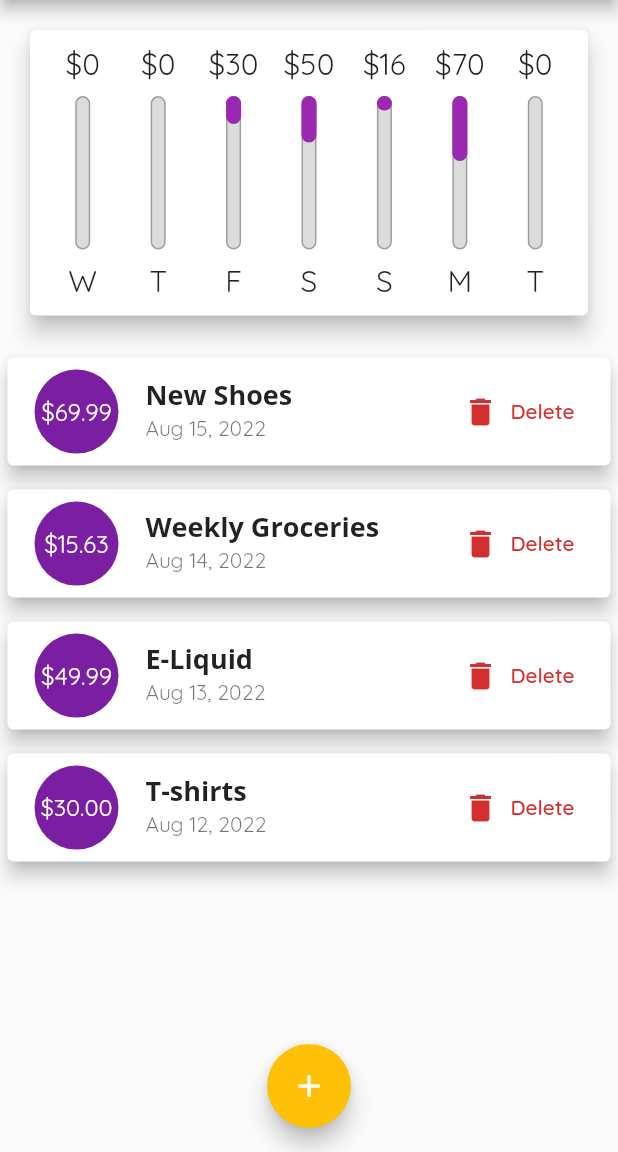
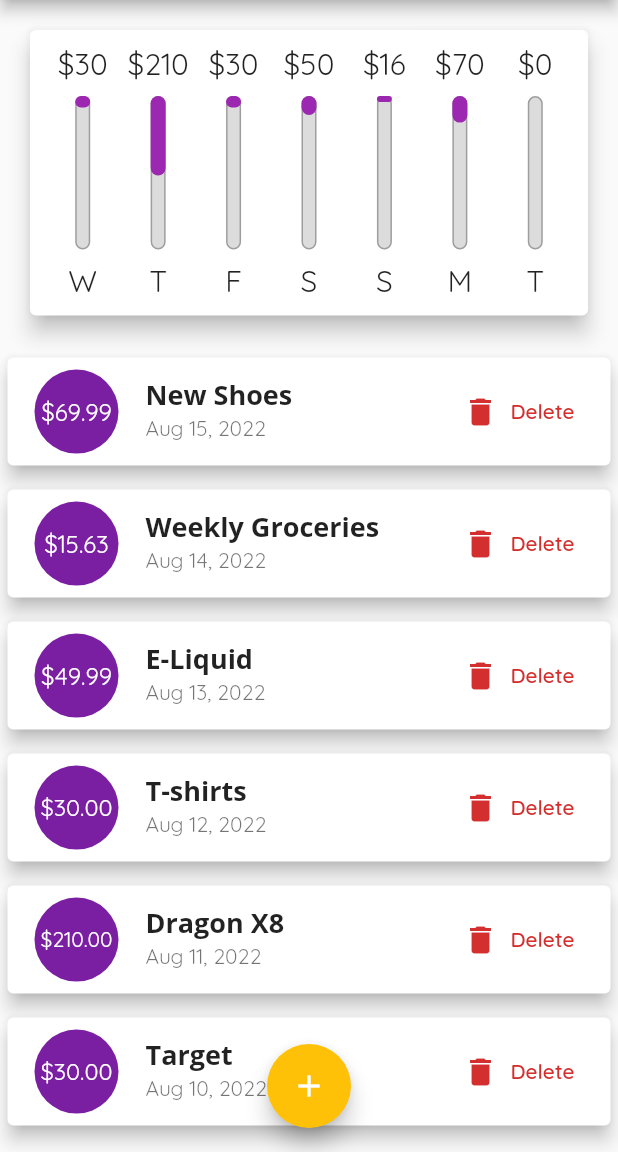
Before and after one commit to annoyingmouse/learning-flutter, a Flutter app: the screen it shows after launch, on a phone screen of 412 x 824 dp, the part 84-1236 px from its top. Run offline on Flutter 3.47's test engine with Material 2 defaults, Android fonts, the light colour scheme and no system bars; Roboto replaces fonts that are missing (Opensans).

Commit message:
Lots more changes

```diff
--- a/real_apps_01/lib/main.dart
+++ b/real_apps_01/lib/main.dart
@@ -85,11 +85,27 @@ class _MyHomePageState extends State<MyHomePage> {
       ),
     ),
     Transaction(
-      id: 't3',
+      id: 't4',
       title: 'T-shirts',
       amount: 30,
       date: DateTime.now().subtract(
         Duration(days: 4),
+      ),
+    ),
+    Transaction(
+      id: 't5',
+      title: 'Dragon X8',
+      amount: 210,
+      date: DateTime.now().subtract(
+        Duration(days: 5),
+      ),
+    ),
+    Transaction(
+      id: 't6',
+      title: 'Target',
+      amount: 30,
+      date: DateTime.now().subtract(
+        Duration(days: 6),
       ),
     ),
   ];
@@ -136,40 +152,91 @@ class _MyHomePageState extends State<MyHomePage> {
     );
   }
 
-  @override
-  Widget build(BuildContext context) {
-    final mediaQuery = MediaQuery.of(context);
-    final _isLandscape = mediaQuery.orientation == Orientation.landscape;
-    final dynamic appBar = Platform.isIOS
+  List<Widget> _buildLandscapeContent(
+      MediaQueryData mediaQuery, AppBar appBar, Widget txListWidget) {
+    return [
+      Row(mainAxisAlignment: MainAxisAlignment.center, children: <Widget>[
+        Text(
+          'Show Chart',
+          style: Theme.of(context).textTheme.titleLarge,
+        ),
+        Switch.adaptive(
+          activeColor: Theme.of(context).colorScheme.primary,
+          value: _showChart,
+          onChanged: (val) {
+            setState(() {
+              _showChart = val;
+            });
+          },
+        )
+      ]),
+      _showChart
+          ? Container(
+              height: (mediaQuery.size.height -
+                      appBar.preferredSize.height -
+                      mediaQuery.padding.top) *
+                  0.7,
+              child: Chart(_recentTransactions),
+            )
+          : txListWidget,
+    ];
+  }
+
+  List<Widget> _buildPortraitContent(
+      MediaQueryData mediaQuery, AppBar appBar, Widget txListWidget) {
+    return [
+      Container(
+        height: (mediaQuery.size.height -
+                appBar.preferredSize.height -
+                mediaQuery.padding.top) *
+            0.3,
+        child: Chart(_recentTransactions),
+      ),
+      txListWidget
+    ];
+  }
+
+  Widget _buildAppBar() {
+    return Platform.isIOS
         ? CupertinoNavigationBar(
-            middle: Text(
+            middle: const Text(
               'Personal Expenses',
             ),
             trailing: Row(
               mainAxisSize: MainAxisSize.min,
               children: <Widget>[
                 GestureDetector(
-                  child: Icon(CupertinoIcons.add),
+                  child: const Icon(
+                    CupertinoIcons.add,
+                  ),
                   onTap: () => _startAddNewTransaction(context),
                 ),
               ],
             ),
           )
         : AppBar(
-            title: Text(
+            title: const Text(
               'Personal Expenses',
             ),
             actions: <Widget>[
               IconButton(
                 alignment: Alignment.center,
                 onPressed: () => _startAddNewTransaction(context),
-                icon: Icon(
+                icon: const Icon(
                   Icons.add,
                 ),
                 color: Colors.white,
               )
             ],
           );
+  }
+
+  @override
+  Widget build(BuildContext context) {
+    print('Build within MyHomePage');
+    final mediaQuery = MediaQuery.of(context);
+    final _isLandscape = mediaQuery.orientation == Orientation.landscape;
+    final dynamic appBar = _buildAppBar();
     final txListWidget = Container(
       height: (mediaQuery.size.height -
               appBar.preferredSize.height -
@@ -183,42 +250,17 @@ class _MyHomePageState extends State<MyHomePage> {
           crossAxisAlignment: CrossAxisAlignment.stretch,
           children: <Widget>[
             if (_isLandscape)
-              Row(
-                  mainAxisAlignment: MainAxisAlignment.center,
-                  children: <Widget>[
-                    Text(
-                      'Show Chart',
-                      style: Theme.of(context).textTheme.titleLarge,
-                    ),
-                    Switch.adaptive(
-                      activeColor: Theme.of(context).colorScheme.primary,
-                      value: _showChart,
-                      onChanged: (val) {
-                        setState(() {
-                          _showChart = val;
-                        });
-                      },
-                    )
-                  ]),
+              ..._buildLandscapeContent(
+                mediaQuery,
+                appBar,
+                txListWidget,
+              ),
             if (!_isLandscape)
-              Container(
-                height: (mediaQuery.size.height -
-                        appBar.preferredSize.height -
-                        mediaQuery.padding.top) *
-                    0.3,
-                child: Chart(_recentTransactions),
+              ..._buildPortraitContent(
+                mediaQuery,
+                appBar,
+                txListWidget,
               ),
-            if (!_isLandscape) txListWidget,
-            if (_isLandscape)
-              _showChart
-                  ? Container(
-                      height: (mediaQuery.size.height -
-                              appBar.preferredSize.height -
-                              mediaQuery.padding.top) *
-                          0.7,
-                      child: Chart(_recentTransactions),
-                    )
-                  : txListWidget,
           ],
         ),
       ),
@@ -233,14 +275,12 @@ class _MyHomePageState extends State<MyHomePage> {
             body: pageBody,
             floatingActionButtonLocation:
                 FloatingActionButtonLocation.centerFloat,
-            floatingActionButton: Platform.isIOS
-                ? Container()
-                : FloatingActionButton(
-                    child: Icon(
-                      Icons.add,
-                    ),
-                    onPressed: () => _startAddNewTransaction(context),
-                  ),
+            floatingActionButton: FloatingActionButton(
+              child: Icon(
+                Icons.add,
+              ),
+              onPressed: () => _startAddNewTransaction(context),
+            ),
           );
   }
 }
--- a/real_apps_01/lib/widgets/adaptive_flat_button.dart
+++ b/real_apps_01/lib/widgets/adaptive_flat_button.dart
@@ -7,7 +7,7 @@ class AdaptiveFlatButton extends StatelessWidget {
   final String text;
   final Function()? handler;
 
-  AdaptiveFlatButton(this.text, this.handler);
+  const AdaptiveFlatButton(this.text, this.handler);
 
   @override
   Widget build(BuildContext context) {
@@ -15,7 +15,7 @@ class AdaptiveFlatButton extends StatelessWidget {
         ? CupertinoButton(
             child: Text(
               text,
-              style: TextStyle(fontWeight: FontWeight.bold),
+              style: const TextStyle(fontWeight: FontWeight.bold),
             ),
             onPressed: handler,
           )
@@ -23,7 +23,7 @@ class AdaptiveFlatButton extends StatelessWidget {
             onPressed: handler,
             child: Text(
               text,
-              style: TextStyle(fontWeight: FontWeight.bold),
+              style: const TextStyle(fontWeight: FontWeight.bold),
             ),
             style: TextButton.styleFrom(primary: Colors.purple),
           );
--- a/real_apps_01/lib/widgets/chart.dart
+++ b/real_apps_01/lib/widgets/chart.dart
@@ -6,7 +6,9 @@ import 'package:intl/intl.dart';
 class Chart extends StatelessWidget {
   final List<Transaction> recentTransactions;
 
-  Chart(this.recentTransactions);
+  Chart(this.recentTransactions) {
+    print('Constructor Chart');
+  }
 
   List<Map<String, Object>> get groupedTransactionValues {
     return List.generate(7, (index) {
@@ -45,22 +47,24 @@ class Chart extends StatelessWidget {
 
   @override
   Widget build(BuildContext context) {
+    print('Build within Chart');
     return Card(
       elevation: 6,
-      margin: EdgeInsets.all(20),
+      margin: const EdgeInsets.all(20),
       child: Padding(
-        padding: EdgeInsets.all(10),
+        padding: const EdgeInsets.all(10),
         child: Row(
           mainAxisAlignment: MainAxisAlignment.spaceAround,
           children: groupedTransactionValues.map((data) {
             return Flexible(
               fit: FlexFit.tight,
               child: ChartBar(
-                  (data['day'] as String),
-                  (data['amount'] as double),
-                  totalSpending == 0.0
-                      ? 0.0
-                      : (data['amount'] as double) / totalSpending),
+                (data['day'] as String),
+                (data['amount'] as double),
+                totalSpending == 0.0
+                    ? 0.0
+                    : (data['amount'] as double) / totalSpending,
+              ),
             );
           }).toList(),
         ),
--- a/real_apps_01/lib/widgets/chart_bar.dart
+++ b/real_apps_01/lib/widgets/chart_bar.dart
@@ -5,10 +5,11 @@ class ChartBar extends StatelessWidget {
   final double spendingAmount;
   final double spendingPctOfTotal;
 
-  ChartBar(this.label, this.spendingAmount, this.spendingPctOfTotal);
+  const ChartBar(this.label, this.spendingAmount, this.spendingPctOfTotal);
 
   @override
   Widget build(BuildContext context) {
+    print('Build within ChartBar');
     return LayoutBuilder(builder: (ctx, constraints) {
       return Column(children: [
         Container(
--- a/real_apps_01/lib/widgets/transaction_list.dart
+++ b/real_apps_01/lib/widgets/transaction_list.dart
@@ -1,5 +1,5 @@
 import 'package:flutter/material.dart';
-import 'package:intl/intl.dart';
+import '../widgets/transaction_list_item.dart';
 import '../models/transaction.dart';
 
 class TransactionList extends StatelessWidget {
@@ -10,6 +10,7 @@ class TransactionList extends StatelessWidget {
 
   @override
   Widget build(BuildContext context) {
+    print('Build within TransactionList');
     return transactions.isEmpty
         ? LayoutBuilder(builder: (context, constraints) {
             return Column(
@@ -18,7 +19,7 @@ class TransactionList extends StatelessWidget {
                   'No transactions added yet!!',
                   style: Theme.of(context).textTheme.headline6,
                 ),
-                SizedBox(
+                const SizedBox(
                   height: 20,
                 ),
                 Container(
@@ -33,104 +34,108 @@ class TransactionList extends StatelessWidget {
           })
         : ListView.builder(
             itemBuilder: (ctx, index) {
-              return Card(
-                margin: EdgeInsets.symmetric(
-                  vertical: 8,
-                  horizontal: 5,
-                ),
-                elevation: 5,
-                child: ListTile(
-                  // leading: Container(
-                  //   height: 60,
-                  //   width: 60,
-                  //   decoration: BoxDecoration(
-                  //     color: Theme.of(context).primaryColor,
-                  //     shape: BoxShape.circle,
-                  //   ),
-                  //   child: Padding(
-                  //     padding: EdgeInsets.all(6),
-                  //     child: FittedBox(
-                  //       child: Text(
-                  //         '\$${transactions[index].amount.toStringAsFixed(2)}',
-                  //       ),
-                  //     ),
-                  //   ),
-                  // ),
-                  leading: CircleAvatar(
-                    radius: 30,
-                    child: Padding(
-                      padding: EdgeInsets.all(6),
-                      child: FittedBox(
-                        child: Text(
-                          '\$${transactions[index].amount.toStringAsFixed(2)}',
-                        ),
-                      ),
-                    ),
-                  ),
-                  title: Text(
-                    transactions[index].title,
-                    style: Theme.of(context).textTheme.headline6,
-                  ),
-                  subtitle: Text(
-                    DateFormat.yMMMd().format(transactions[index].date),
-                  ),
-                  trailing: MediaQuery.of(context).size.width > 400
-                      ? TextButton.icon(
-                          style: TextButton.styleFrom(
-                            primary: Theme.of(context).errorColor,
-                          ),
-                          onPressed: () => deleteTx(transactions[index].id),
-                          icon: Icon(Icons.delete),
-                          label: Text('Delete'),
-                        )
-                      : IconButton(
-                          icon: Icon(Icons.delete),
-                          color: Theme.of(context).errorColor,
-                          onPressed: () => deleteTx(transactions[index].id),
-                        ),
-                ),
+              return TransactionListItem(
+                transactions[index],
+                deleteTx,
               );
               // return Card(
-              //   child: Row(
-              //     children: <Widget>[
-              //       Container(
-              //         margin: EdgeInsets.symmetric(
-              //           vertical: 10,
-              //           horizontal: 15,
-              //         ),
-              //         decoration: BoxDecoration(
-              //           border: Border.all(
-              //             color: Colors.purple,
-              //             width: 2,
+              //   margin: const EdgeInsets.symmetric(
+              //     vertical: 8,
+              //     horizontal: 5,
+              //   ),
+              //   elevation: 5,
+              //   child: ListTile(
+              //     // leading: Container(
+              //     //   height: 60,
+              //     //   width: 60,
+              //     //   decoration: BoxDecoration(
+              //     //     color: Theme.of(context).primaryColor,
+              //     //     shape: BoxShape.circle,
+              //     //   ),
+              //     //   child: Padding(
+              //     //     padding: EdgeInsets.all(6),
+              //     //     child: FittedBox(
+              //     //       child: Text(
+              //     //         '\$${transactions[index].amount.toStringAsFixed(2)}',
+              //     //       ),
+              //     //     ),
+              //     //   ),
+              //     // ),
+              //     leading: CircleAvatar(
+              //       radius: 30,
+              //       child: Padding(
+              //         padding: const EdgeInsets.all(6),
+              //         child: FittedBox(
+              //           child: Text(
+              //             '\$${transactions[index].amount.toStringAsFixed(2)}',
               //           ),
               //         ),
-              //         padding: EdgeInsets.all(10),
-              //         child: Text(
-              //           '\$${transactions[index].amount.toStringAsFixed(2)}',
-              //           style: TextStyle(
-              //               fontWeight: FontWeight.bold,
-              //               fontSize: 20,
-              //               color: Theme.of(context).primaryColor),
-              //         ),
               //       ),
-              //       Column(
-              //         crossAxisAlignment: CrossAxisAlignment.start,
-              //         children: <Widget>[
-              //           Text(
-              //             transactions[index].title,
-              //             style: Theme.of(context).textTheme.headline6,
+              //     ),
+              //     title: Text(
+              //       transactions[index].title,
+              //       style: Theme.of(context).textTheme.headline6,
+              //     ),
+              //     subtitle: Text(
+              //       DateFormat.yMMMd().format(transactions[index].date),
+              //     ),
+              //     trailing: MediaQuery.of(context).size.width > 400
+              //         ? TextButton.icon(
+              //             style: TextButton.styleFrom(
+              //               primary: Theme.of(context).errorColor,
+              //             ),
+              //             onPressed: () => deleteTx(transactions[index].id),
+              //             icon: const Icon(Icons.delete),
+              //             label: const Text('Delete'),
+              //           )
+              //         : IconButton(
+              //             icon: const Icon(Icons.delete),
+              //             color: Theme.of(context).errorColor,
+              //             onPressed: () => deleteTx(transactions[index].id),
               //           ),
-              //           Text(
-              //             DateFormat.yMMMd().format(transactions[index].date),
-              //             style: TextStyle(
-              //               color: Colors.grey,
-              //             ),
-              //           )
-              //         ],
-              //       )
-              //     ],
               //   ),
               // );
+              // // return Card(
+              // //   child: Row(
+              // //     children: <Widget>[
+              // //       Container(
+              // //         margin: EdgeInsets.symmetric(
+              // //           vertical: 10,
+              // //           horizontal: 15,
+              // //         ),
+              // //         decoration: BoxDecoration(
+              // //           border: Border.all(
+              // //             color: Colors.purple,
+              // //             width: 2,
+              // //           ),
+              // //         ),
+              // //         padding: EdgeInsets.all(10),
+              // //         child: Text(
+              // //           '\$${transactions[index].amount.toStringAsFixed(2)}',
+              // //           style: TextStyle(
+              // //               fontWeight: FontWeight.bold,
+              // //               fontSize: 20,
+              // //               color: Theme.of(context).primaryColor),
+              // //         ),
+              // //       ),
+              // //       Column(
+              // //         crossAxisAlignment: CrossAxisAlignment.start,
+              // //         children: <Widget>[
+              // //           Text(
+              // //             transactions[index].title,
+              // //             style: Theme.of(context).textTheme.headline6,
+              // //           ),
+              // //           Text(
+              // //             DateFormat.yMMMd().format(transactions[index].date),
+              // //             style: TextStyle(
+              // //               color: Colors.grey,
+              // //             ),
+              // //           )
+              // //         ],
+              // //       )
+              // //     ],
+              // //   ),
+              // // );
             },
             itemCount: transactions.length,
           );
--- /dev/null
+++ b/real_apps_01/lib/widgets/transaction_list_item.dart
@@ -0,0 +1,56 @@
+import 'package:flutter/material.dart';
+import 'package:intl/intl.dart';
+
+import '../models/transaction.dart';
+
+class TransactionListItem extends StatelessWidget {
+  final Transaction transaction;
+  final Function deleteHandler;
+
+  TransactionListItem(this.transaction, this.deleteHandler);
+
+  @override
+  Widget build(BuildContext context) {
+    return Card(
+      margin: const EdgeInsets.symmetric(
+        vertical: 8,
+        horizontal: 5,
+      ),
+      elevation: 5,
+      child: ListTile(
+        leading: CircleAvatar(
+          radius: 30,
+          child: Padding(
+            padding: const EdgeInsets.all(6),
+            child: FittedBox(
+              child: Text(
+                '\$${transaction.amount.toStringAsFixed(2)}',
+              ),
+            ),
+          ),
+        ),
+        title: Text(
+          transaction.title,
+          style: Theme.of(context).textTheme.headline6,
+        ),
+        subtitle: Text(
+          DateFormat.yMMMd().format(transaction.date),
+        ),
+        trailing: MediaQuery.of(context).size.width > 400
+            ? TextButton.icon(
+                style: TextButton.styleFrom(
+                  primary: Theme.of(context).errorColor,
+                ),
+                onPressed: () => deleteHandler(transaction.id),
+                icon: const Icon(Icons.delete),
+                label: const Text('Delete'),
+              )
+            : IconButton(
+                icon: const Icon(Icons.delete),
+                color: Theme.of(context).errorColor,
+                onPressed: () => deleteHandler(transaction.id),
+              ),
+      ),
+    );
+  }
+}
```
Also changed, not shown: real_apps_01/lib/widgets/adaptive_app_bar.dart (added, +50 -0 lines), real_apps_01/lib/widgets/new_transaction.dart (+29 -2 lines).
